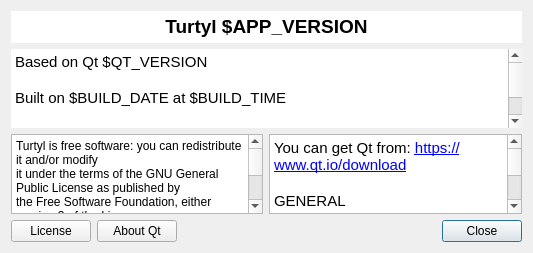
This is forms/aboutdialog.ui in damaki/Turtyl as Qt 5 draws it before an edit. The edited form follows.
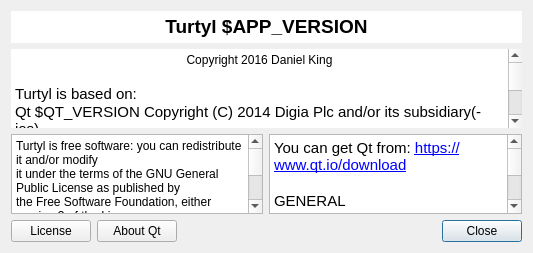
This is the edited form.

Commit message: Add Lua version and copyright to the About dialog

What changed in the file:
```diff
--- a/forms/aboutdialog.ui
+++ b/forms/aboutdialog.ui
@@ -56,12 +56,13 @@
 &lt;html&gt;&lt;head&gt;&lt;meta name=&quot;qrichtext&quot; content=&quot;1&quot; /&gt;&lt;style type=&quot;text/css&quot;&gt;
 p, li { white-space: pre-wrap; }
 &lt;/style&gt;&lt;/head&gt;&lt;body style=&quot; font-family:'Ubuntu'; font-size:11pt; font-weight:400; font-style:normal;&quot;&gt;
-&lt;p style=&quot; margin-top:0px; margin-bottom:0px; margin-left:0px; margin-right:0px; -qt-block-indent:0; text-indent:0px;&quot;&gt;Based on Qt $QT_VERSION&lt;/p&gt;
+&lt;p align=&quot;center&quot; style=&quot; margin-top:0px; margin-bottom:0px; margin-left:0px; margin-right:0px; -qt-block-indent:0; text-indent:0px;&quot;&gt;&lt;span style=&quot; font-size:9pt;&quot;&gt;Copyright 2016 Daniel King&lt;/span&gt;&lt;/p&gt;
 &lt;p style=&quot;-qt-paragraph-type:empty; margin-top:0px; margin-bottom:0px; margin-left:0px; margin-right:0px; -qt-block-indent:0; text-indent:0px;&quot;&gt;&lt;br /&gt;&lt;/p&gt;
-&lt;p style=&quot; margin-top:0px; margin-bottom:0px; margin-left:0px; margin-right:0px; -qt-block-indent:0; text-indent:0px;&quot;&gt;Built on $BUILD_DATE at $BUILD_TIME&lt;/p&gt;
+&lt;p style=&quot; margin-top:0px; margin-bottom:0px; margin-left:0px; margin-right:0px; -qt-block-indent:0; text-indent:0px;&quot;&gt;Turtyl is based on:&lt;/p&gt;
+&lt;p style=&quot; margin-top:0px; margin-bottom:0px; margin-left:0px; margin-right:0px; -qt-block-indent:0; text-indent:0px;&quot;&gt;Qt $QT_VERSION Copyright (C) 2014 Digia Plc and/or its subsidiary(-ies)&lt;/p&gt;
+&lt;p style=&quot; margin-top:0px; margin-bottom:0px; margin-left:0px; margin-right:0px; -qt-block-indent:0; text-indent:0px;&quot;&gt;$LUA_COPYRIGHT&lt;/p&gt;
 &lt;p style=&quot;-qt-paragraph-type:empty; margin-top:0px; margin-bottom:0px; margin-left:0px; margin-right:0px; -qt-block-indent:0; text-indent:0px;&quot;&gt;&lt;br /&gt;&lt;/p&gt;
-&lt;p style=&quot;-qt-paragraph-type:empty; margin-top:0px; margin-bottom:0px; margin-left:0px; margin-right:0px; -qt-block-indent:0; text-indent:0px;&quot;&gt;&lt;br /&gt;&lt;/p&gt;
-&lt;p style=&quot; margin-top:0px; margin-bottom:0px; margin-left:0px; margin-right:0px; -qt-block-indent:0; text-indent:0px;&quot;&gt;Copyright 2016 Daniel King&lt;/p&gt;&lt;/body&gt;&lt;/html&gt;</string>
+&lt;p style=&quot; margin-top:0px; margin-bottom:0px; margin-left:0px; margin-right:0px; -qt-block-indent:0; text-indent:0px;&quot;&gt;Turtyl was built on $BUILD_DATE at $BUILD_TIME&lt;/p&gt;&lt;/body&gt;&lt;/html&gt;</string>
      </property>
     </widget>
    </item>
```
The commit also changes 1 other file.
